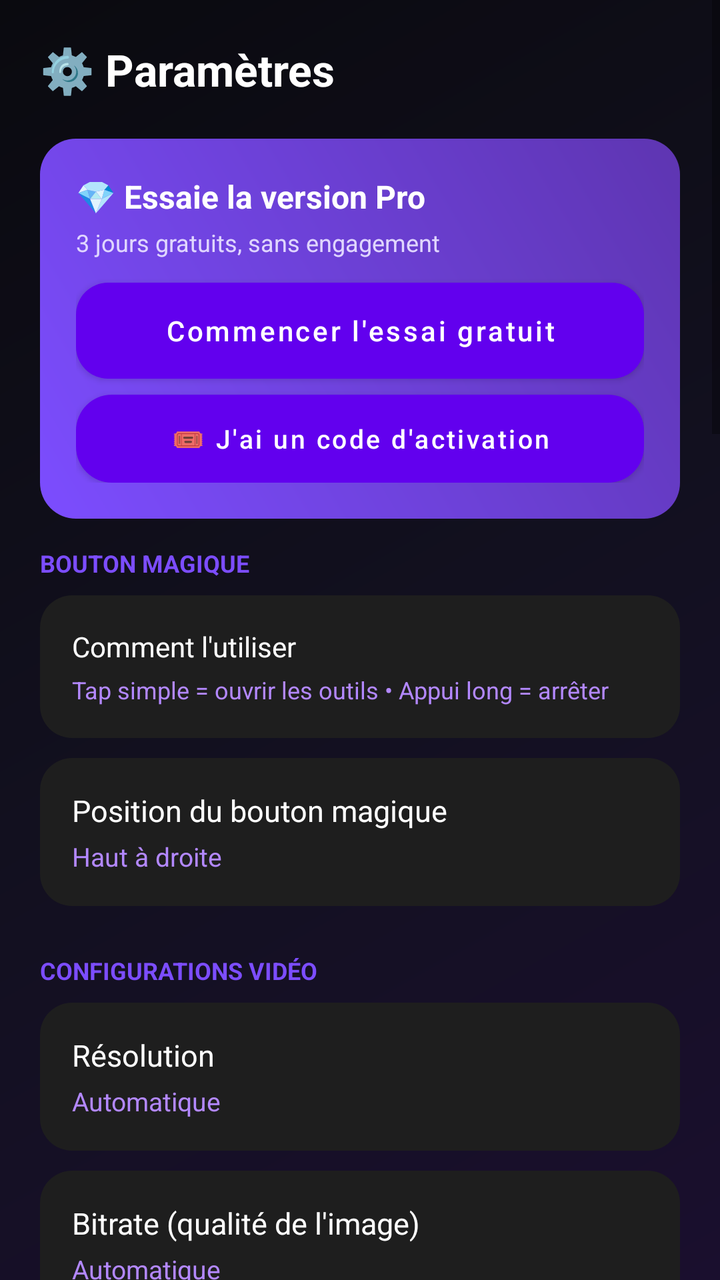
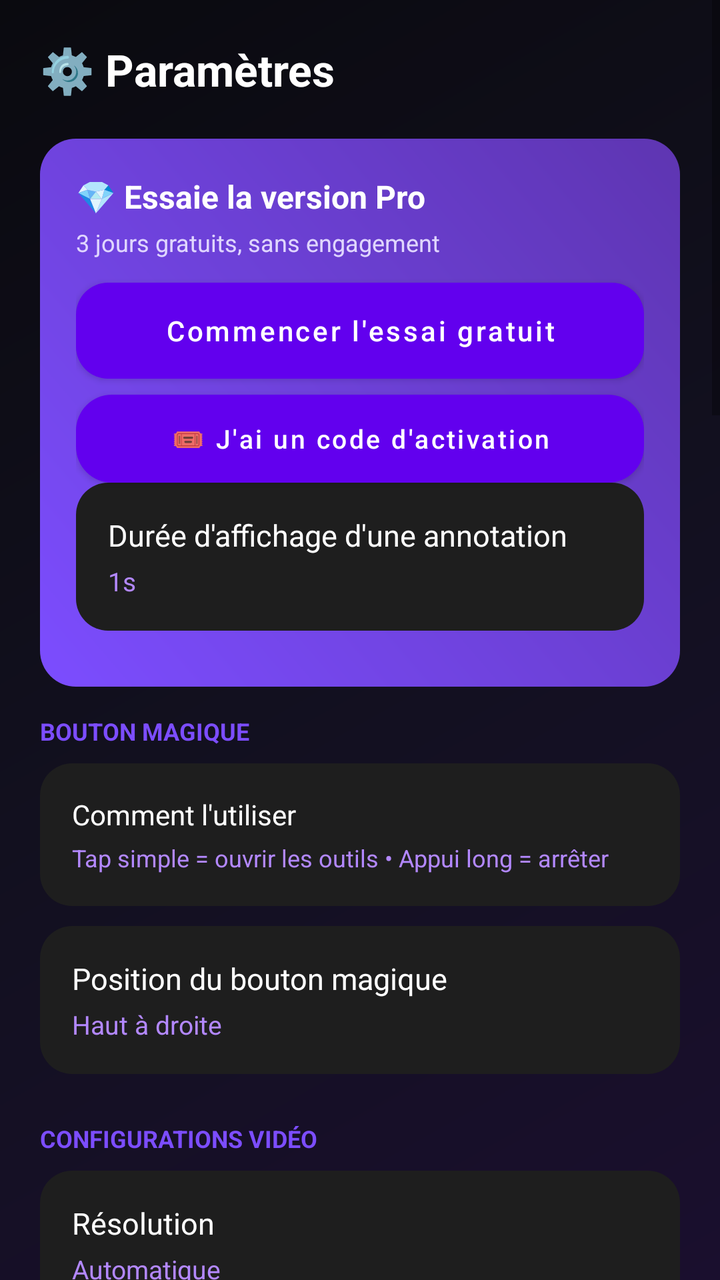

Two renders of the same Android screen: before a commit and after it. Below are the layout's source before the change and the commit's diff.
<!-- AndroidManifest.xml: application theme Theme.ScreenRecorder -->
<!-- res/layout/activity_settings.xml -->
<?xml version="1.0" encoding="utf-8"?>
<ScrollView xmlns:android="http://schemas.android.com/apk/res/android"
    android:layout_width="match_parent"
    android:layout_height="match_parent"
    android:background="@drawable/bg_gradient_screen">

    <LinearLayout
        android:layout_width="match_parent"
        android:layout_height="wrap_content"
        android:orientation="vertical"
        android:padding="20dp">

        <TextView
            android:layout_width="wrap_content"
            android:layout_height="wrap_content"
            android:text="⚙️ Paramètres"
            android:textColor="#FFFFFF"
            android:textSize="22sp"
            android:textStyle="bold"
            android:layout_marginBottom="6dp" />

        <LinearLayout
            android:id="@+id/trialCard"
            android:layout_width="match_parent"
            android:layout_height="wrap_content"
            android:orientation="vertical"
            android:background="@drawable/bg_stat_purple"
            android:padding="18dp"
            android:layout_marginTop="14dp"
            android:layout_marginBottom="14dp">

            <TextView
                android:id="@+id/trialTitle"
                android:layout_width="wrap_content"
                android:layout_height="wrap_content"
                android:text="💎 Essaie la version Pro"
                android:textColor="#FFFFFF"
                android:textSize="16sp"
                android:textStyle="bold" />

            <TextView
                android:id="@+id/trialSubtitle"
                android:layout_width="wrap_content"
                android:layout_height="wrap_content"
                android:text="3 jours gratuits, sans engagement"
                android:textColor="#E0D6FF"
                android:textSize="12sp"
                android:layout_marginTop="4dp"
                android:layout_marginBottom="12dp" />

            <Button
                android:id="@+id/trialButton"
                android:layout_width="match_parent"
                android:layout_height="48dp"
                android:background="@drawable/bg_card"
                android:textColor="#FFFFFF"
                android:textAllCaps="false"
                android:text="Commencer l'essai gratuit" />

            <Button
                android:id="@+id/redeemCodeButton"
                android:layout_width="match_parent"
                android:layout_height="44dp"
                android:layout_marginTop="8dp"
                android:background="@drawable/bg_stat_pink"
                android:textColor="#FFFFFF"
                android:textAllCaps="false"
                android:textSize="13sp"
                android:text="🎟️ J'ai un code d'activation" />

        </LinearLayout>

        <TextView
            android:layout_width="wrap_content"
            android:layout_height="wrap_content"
            android:text="BOUTON MAGIQUE"
            android:textColor="#7C4DFF"
            android:textSize="12sp"
            android:textStyle="bold"
            android:layout_marginBottom="8dp" />

        <LinearLayout
            android:layout_width="match_parent"
            android:layout_height="wrap_content"
            android:orientation="vertical"
            android:background="@drawable/bg_card"
            android:padding="16dp"
            android:layout_marginBottom="10dp">

            <TextView
                android:layout_width="wrap_content"
                android:layout_height="wrap_content"
                android:text="Comment l'utiliser"
                android:textColor="#FFFFFF"
                android:textSize="14sp" />

            <TextView
                android:layout_width="match_parent"
                android:layout_height="wrap_content"
                android:text="Tap simple = ouvrir les outils • Appui long = arrêter"
                android:textColor="#B388FF"
                android:textSize="12sp"
                android:layout_marginTop="4dp" />
        </LinearLayout>

        <LinearLayout
            android:id="@+id/bubblePositionRow"
            android:layout_width="match_parent"
            android:layout_height="wrap_content"
            android:orientation="vertical"
            android:background="@drawable/bg_card"
            android:clickable="true"
            android:focusable="true"
            android:padding="16dp"
            android:layout_marginBottom="10dp">

            <TextView
                android:layout_width="wrap_content"
                android:layout_height="wrap_content"
                android:text="Position du bouton magique"
                android:textColor="#FFFFFF"
                android:textSize="15sp" />

            <TextView
                android:id="@+id/bubblePositionValue"
                android:layout_width="wrap_content"
                android:layout_height="wrap_content"
                android:text="Haut à droite"
                android:textColor="#B388FF"
                android:textSize="13sp"
                android:layout_marginTop="4dp" />
        </LinearLayout>

        <TextView
            android:layout_width="wrap_content"
            android:layout_height="wrap_content"
            android:text="CONFIGURATIONS VIDÉO"
            android:textColor="#7C4DFF"
            android:textSize="12sp"
            android:textStyle="bold"
            android:layout_marginTop="14dp"
            android:layout_marginBottom="8dp" />

        <LinearLayout
            android:id="@+id/resolutionRow"
            android:layout_width="match_parent"
            android:layout_height="wrap_content"
            android:orientation="vertical"
            android:background="@drawable/bg_card"
            android:clickable="true"
            android:focusable="true"
            android:padding="16dp"
            android:layout_marginBottom="10dp">

            <TextView
                android:layout_width="wrap_content"
                android:layout_height="wrap_content"
                android:text="Résolution"
                android:textColor="#FFFFFF"
                android:textSize="15sp" />

            <TextView
                android:id="@+id/resolutionValue"
                android:layout_width="wrap_content"
                android:layout_height="wrap_content"
                android:text="Automatique"
                android:textColor="#B388FF"
                android:textSize="13sp"
                android:layout_marginTop="4dp" />
        </LinearLayout>

        <LinearLayout
            android:id="@+id/bitrateRow"
            android:layout_width="match_parent"
            android:layout_height="wrap_content"
            android:orientation="vertical"
            android:background="@drawable/bg_card"
            android:clickable="true"
            android:focusable="true"
            android:padding="16dp"
            android:layout_marginBottom="10dp">

            <TextView
                android:layout_width="wrap_content"
                android:layout_height="wrap_content"
                android:text="Bitrate (qualité de l'image)"
                android:textColor="#FFFFFF"
                android:textSize="15sp" />

            <TextView
                android:id="@+id/bitrateValue"
                android:layout_width="wrap_content"
                android:layout_height="wrap_content"
                android:text="Automatique"
                android:textColor="#B388FF"
                android:textSize="13sp"
                android:layout_marginTop="4dp" />
        </LinearLayout>

        <LinearLayout
            android:id="@+id/frameRateRow"
            android:layout_width="match_parent"
            android:layout_height="wrap_content"
            android:orientation="vertical"
            android:background="@drawable/bg_card"
            android:clickable="true"
            android:focusable="true"
            android:padding="16dp"
            android:layout_marginBottom="10dp">

            <TextView
                android:layout_width="wrap_content"
                android:layout_height="wrap_content"
                android:text="Fréquence d'images (FPS)"
                android:textColor="#FFFFFF"
                android:textSize="15sp" />

            <TextView
                android:id="@+id/frameRateValue"
                android:layout_width="wrap_content"
                android:layout_height="wrap_content"
                android:text="Automatique"
                android:textColor="#B388FF"
                android:textSize="13sp"
                android:layout_marginTop="4dp" />
        </LinearLayout>

        <LinearLayout
            android:id="@+id/countdownRow"
            android:layout_width="match_parent"
            android:layout_height="wrap_content"
            android:orientation="vertical"
            android:background="@drawable/bg_card"
            android:clickable="true"
            android:focusable="true"
            android:padding="16dp"
            android:layout_marginBottom="10dp">

            <TextView
                android:layout_width="wrap_content"
                android:layout_height="wrap_content"
                android:text="Compte à rebours"
                android:textColor="#FFFFFF"
                android:textSize="15sp" />

            <TextView
                android:id="@+id/countdownValue"
                android:layout_width="wrap_content"
                android:layout_height="wrap_content"
                android:text="3s"
                android:textColor="#B388FF"
                android:textSize="13sp"
                android:layout_marginTop="4dp" />
        </LinearLayout>

        <TextView
            android:layout_width="wrap_content"
            android:layout_height="wrap_content"
            android:text="STABILITÉ"
            android:textColor="#7C4DFF"
            android:textSize="12sp"
            android:textStyle="bold"
            android:layout_marginTop="14dp"
            android:layout_marginBottom="8dp" />

        <LinearLayout
            android:id="@+id/batteryRow"
            android:layout_width="match_parent"
            android:layout_height="wrap_content"
            android:orientation="vertical"
            android:background="@drawable/bg_card"
            android:clickable="true"
            android:focusable="true"
            android:padding="16dp"
            android:layout_marginBottom="10dp">

            <TextView
                android:layout_width="wrap_content"
                android:layout_height="wrap_content"
                android:text="Éviter les arrêts imprévus"
                android:textColor="#FFFFFF"
                android:textSize="15sp" />

            <TextView
                android:layout_width="match_parent"
                android:layout_height="wrap_content"
                android:text="Désactive l'optimisation de batterie du système pour cette appli"
                android:textColor="#B388FF"
                android:textSize="12sp"
                android:layout_marginTop="4dp" />
        </LinearLayout>

        <TextView
            android:layout_width="wrap_content"
            android:layout_height="wrap_content"
            android:text="PERSONNALISATION"
            android:textColor="#7C4DFF"
            android:textSize="12sp"
            android:textStyle="bold"
            android:layout_marginTop="14dp"
            android:layout_marginBottom="8dp" />

        <LinearLayout
            android:layout_width="match_parent"
            android:layout_height="wrap_content"
            android:orientation="vertical"
            android:background="@drawable/bg_card"
            android:padding="16dp"
            android:layout_marginBottom="10dp">

            <LinearLayout
                android:layout_width="match_parent"
                android:layout_height="wrap_content"
                android:orientation="horizontal"
                android:gravity="center_vertical">

                <TextView
                    android:layout_width="0dp"
                    android:layout_height="wrap_content"
                    android:layout_weight="1"
                    android:text="Afficher le filigrane"
                    android:textColor="#FFFFFF"
                    android:textSize="14sp" />

                <CheckBox
                    android:id="@+id/watermarkCheck"
                    android:layout_width="wrap_content"
                    android:layout_height="wrap_content" />
            </LinearLayout>

            <EditText
                android:id="@+id/watermarkTextInput"
                android:layout_width="match_parent"
                android:layout_height="wrap_content"
                android:hint="Texte du filigrane"
                android:textColor="#FFFFFF"
                android:textColorHint="#888888"
                android:layout_marginTop="10dp" />

            <Button
                android:id="@+id/logoPickerButton"
                android:layout_width="match_parent"
                android:layout_height="wrap_content"
                android:background="@drawable/bg_stat_pink"
                android:textColor="#FFFFFF"
                android:textAllCaps="false"
                android:textSize="13sp"
                android:text="🖼️ Utiliser mon logo (Pro)"
                android:layout_marginTop="10dp" />

        </LinearLayout>

        <LinearLayout
            android:layout_width="match_parent"
            android:layout_height="wrap_content"
            android:orientation="horizontal"
            android:gravity="center_vertical"
            android:background="@drawable/bg_card"
            android:padding="16dp"
            android:layout_marginBottom="10dp">

            <TextView
                android:layout_width="0dp"
                android:layout_height="wrap_content"
                android:layout_weight="1"
                android:text="Masquer la bulle d'outils pendant l'enregistrement"
                android:textColor="#FFFFFF"
                android:textSize="14sp" />

            <CheckBox
                android:id="@+id/hideBubbleCheck"
                android:layout_width="wrap_content"
                android:layout_height="wrap_content" />

        </LinearLayout>

        <LinearLayout
            android:layout_width="match_parent"
            android:layout_height="wrap_content"
            android:orientation="horizontal"
            android:gravity="center_vertical"
            android:background="@drawable/bg_card"
            android:padding="16dp"
            android:layout_marginBottom="10dp">

            <TextView
                android:layout_width="0dp"
                android:layout_height="wrap_content"
                android:layout_weight="1"
                android:text="Utiliser la corbeille"
                android:textColor="#FFFFFF"
                android:textSize="14sp" />

            <CheckBox
                android:id="@+id/trashCheck"
                android:layout_width="wrap_content"
                android:layout_height="wrap_content" />

        </LinearLayout>

        <LinearLayout
            android:layout_width="match_parent"
            android:layout_height="wrap_content"
            android:orientation="horizontal"
            android:gravity="center_vertical"
            android:background="@drawable/bg_card"
            android:padding="16dp"
            android:layout_marginBottom="10dp">

            <TextView
                android:layout_width="0dp"
                android:layout_height="wrap_content"
                android:layout_weight="1"
                android:text="Résumé après enregistrement"
                android:textColor="#FFFFFF"
                android:textSize="14sp" />

            <CheckBox
                android:id="@+id/popupCheck"
                android:layout_width="wrap_content"
                android:layout_height="wrap_content" />

        </LinearLayout>

        <LinearLayout
            android:id="@+id/showTapsRow"
            android:layout_width="match_parent"
            android:layout_height="wrap_content"
            android:orientation="vertical"
            android:background="@drawable/bg_card"
            android:clickable="true"
            android:focusable="true"
            android:padding="16dp"
            android:layout_marginBottom="10dp">

            <TextView
                android:layout_width="wrap_content"
                android:layout_height="wrap_content"
                android:text="Afficher le toucher à l'écran"
                android:textColor="#FFFFFF"
                android:textSize="15sp" />

            <TextView
                android:layout_width="match_parent"
                android:layout_height="wrap_content"
                android:text="Active « Afficher les appuis » dans les Options développeur Android"
                android:textColor="#B388FF"
                android:textSize="12sp"
                android:layout_marginTop="4dp" />
        </LinearLayout>

        <LinearLayout
            android:layout_width="match_parent"
            android:layout_height="wrap_content"
            android:orientation="horizontal"
            android:gravity="center_vertical"
            android:background="@drawable/bg_card"
            android:padding="16dp"
            android:layout_marginBottom="10dp">

            <TextView
                android:layout_width="0dp"
                android:layout_height="wrap_content"
                android:layout_weight="1"
                android:text="👋 Rappels si inactif"
                android:textColor="#FFFFFF"
                android:textSize="14sp" />

            <CheckBox
                android:id="@+id/remindersCheck"
                android:layout_width="wrap_content"
                android:layout_height="wrap_content" />

        </LinearLayout>

        <LinearLayout
            android:id="@+id/pinRow"
            android:layout_width="match_parent"
            android:layout_height="wrap_content"
            android:orientation="horizontal"
            android:gravity="center_vertical"
            android:background="@drawable/bg_card"
            android:clickable="true"
            android:focusable="true"
            android:padding="16dp"
            android:layout_marginBottom="10dp">

            <TextView
                android:layout_width="0dp"
                android:layout_height="wrap_content"
                android:layout_weight="1"
                android:text="🔒 Verrouillage par code PIN"
                android:textColor="#FFFFFF"
                android:textSize="14sp" />

            <CheckBox
                android:id="@+id/pinCheck"
                android:layout_width="wrap_content"
                android:layout_height="wrap_content"
                android:clickable="false" />

        </LinearLayout>

        <TextView
            android:layout_width="wrap_content"
            android:layout_height="wrap_content"
            android:text="SAUVEGARDE"
            android:textColor="#7C4DFF"
            android:textSize="12sp"
            android:textStyle="bold"
            android:layout_marginTop="14dp"
            android:layout_marginBottom="8dp" />

        <LinearLayout
            android:id="@+id/backupFolderRow"
            android:layout_width="match_parent"
            android:layout_height="wrap_content"
            android:orientation="vertical"
            android:background="@drawable/bg_card"
            android:clickable="true"
            android:focusable="true"
            android:padding="16dp">

            <TextView
                android:layout_width="wrap_content"
                android:layout_height="wrap_content"
                android:text="📁 Dossier de sauvegarde auto (Pro)"
                android:textColor="#FFFFFF"
                android:textSize="15sp" />

            <TextView
                android:id="@+id/backupFolderValue"
                android:layout_width="match_parent"
                android:layout_height="wrap_content"
                android:text="Aucun dossier choisi"
                android:textColor="#B388FF"
                android:textSize="12sp"
                android:layout_marginTop="4dp" />
        </LinearLayout>

    </LinearLayout>
</ScrollView>
<!-- resources referenced by this layout -->
<resources>
  <!-- drawable bg_card (drawable) -->
  <?xml version="1.0" encoding="utf-8"?>
  <shape xmlns:android="http://schemas.android.com/apk/res/android" android:shape="rectangle">
      <solid android:color="#1E1E1E" />
      <corners android:radius="16dp" />
  </shape>
  <!-- drawable bg_gradient_screen (drawable) -->
  <?xml version="1.0" encoding="utf-8"?>
  <shape xmlns:android="http://schemas.android.com/apk/res/android" android:shape="rectangle">
      <gradient
          android:type="linear"
          android:angle="135"
          android:startColor="#1A0F2E"
          android:centerColor="#12101F"
          android:endColor="#0A0A0F" />
  </shape>
  <!-- drawable bg_stat_pink (drawable) -->
  <?xml version="1.0" encoding="utf-8"?>
  <shape xmlns:android="http://schemas.android.com/apk/res/android" android:shape="rectangle">
      <gradient android:type="linear" android:angle="45" android:startColor="#EC407A" android:endColor="#AD1457"/>
      <corners android:radius="18dp"/>
  </shape>
  <!-- drawable bg_stat_purple (drawable) -->
  <?xml version="1.0" encoding="utf-8"?>
  <shape xmlns:android="http://schemas.android.com/apk/res/android" android:shape="rectangle">
      <gradient android:type="linear" android:angle="45" android:startColor="#7C4DFF" android:endColor="#5E35B1" />
      <corners android:radius="18dp" />
  </shape>
  <style name="Theme.ScreenRecorder" parent="Theme.MaterialComponents.DayNight.NoActionBar" />
</resources>

<!-- the commit's change to res/layout/activity_settings.xml (unified diff, before → after) -->
@@ -67,6 +67,34 @@
                 android:textAllCaps="false"
                 android:textSize="13sp"
                 android:text="🎟️ J'ai un code d'activation" />
+
+<LinearLayout
+            android:id="@+id/annotationDurationRow"
+            android:layout_width="match_parent"
+            android:layout_height="wrap_content"
+            android:orientation="vertical"
+            android:background="@drawable/bg_card"
+            android:clickable="true"
+            android:focusable="true"
+            android:padding="16dp"
+            android:layout_marginBottom="10dp">
+
+            <TextView
+                android:layout_width="wrap_content"
+                android:layout_height="wrap_content"
+                android:text="Durée d'affichage d'une annotation"
+                android:textColor="#FFFFFF"
+                android:textSize="15sp" />
+
+            <TextView
+                android:id="@+id/annotationDurationValue"
+                android:layout_width="wrap_content"
+                android:layout_height="wrap_content"
+                android:text="1s"
+                android:textColor="#B388FF"
+                android:textSize="13sp"
+                android:layout_marginTop="4dp" />
+        </LinearLayout>
 
         </LinearLayout>
 
